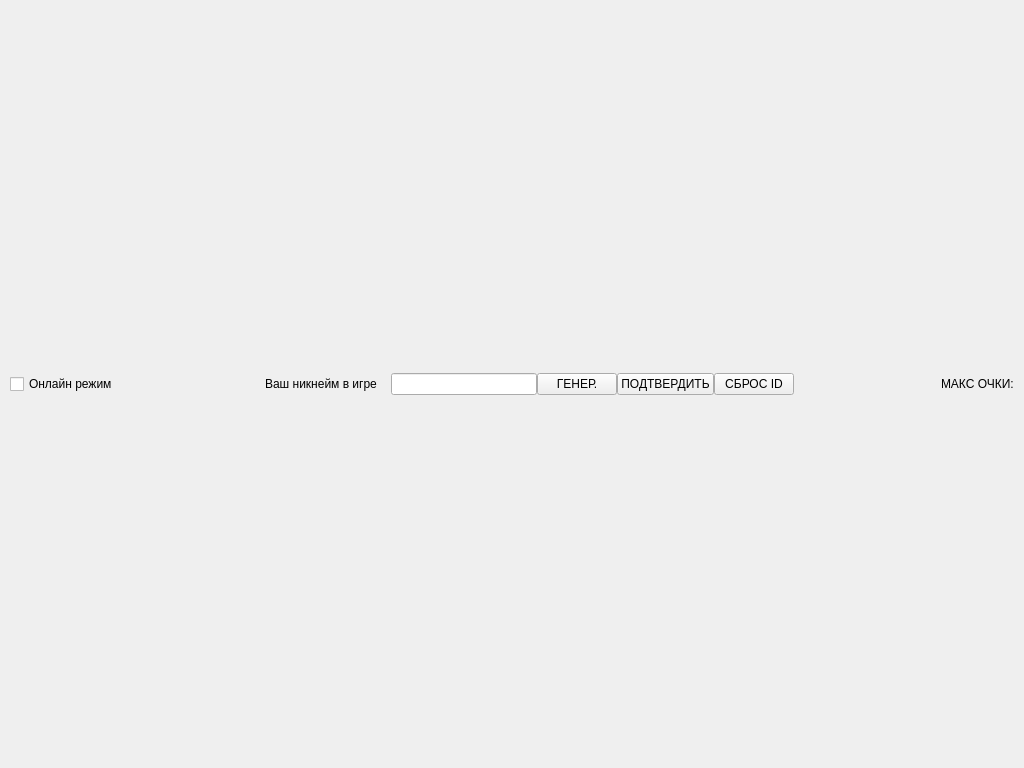
Qt form mainwindow.ui (badcast/pixelblast-game) before a commit.
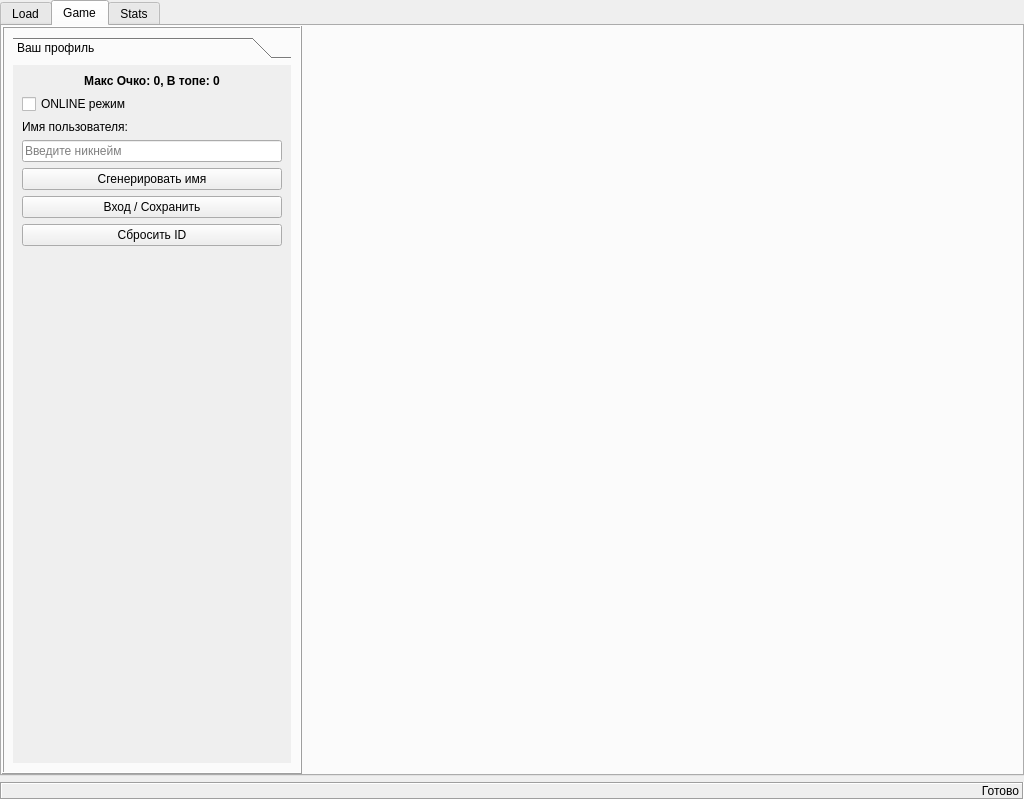
The same form after that commit.

The edit to the form file:
```diff
--- a/mainwindow.ui
+++ b/mainwindow.ui
@@ -7,17 +7,14 @@
     <x>0</x>
     <y>0</y>
     <width>1024</width>
-    <height>768</height>
+    <height>800</height>
    </rect>
   </property>
   <property name="windowTitle">
    <string>MainWindow</string>
   </property>
   <widget class="QWidget" name="centralwidget">
-   <layout class="QVBoxLayout" name="verticalLayout_2">
-    <property name="spacing">
-     <number>0</number>
-    </property>
+   <layout class="QGridLayout" name="gridLayout_4">
     <property name="leftMargin">
      <number>0</number>
     </property>
@@ -30,118 +27,234 @@
     <property name="bottomMargin">
      <number>0</number>
     </property>
-    <item>
-     <widget class="QFrame" name="frame_2">
+    <item row="1" column="0">
+     <widget class="QLabel" name="statusBar">
       <property name="maximumSize">
        <size>
         <width>16777215</width>
-        <height>38</height>
+        <height>32</height>
        </size>
       </property>
       <property name="frameShape">
-       <enum>QFrame::Shape::NoFrame</enum>
+       <enum>QFrame::Shape::Box</enum>
       </property>
       <property name="frameShadow">
-       <enum>QFrame::Shadow::Raised</enum>
+       <enum>QFrame::Shadow::Sunken</enum>
       </property>
-      <layout class="QGridLayout" name="gridLayout">
-       <property name="leftMargin">
-        <number>10</number>
-       </property>
-       <property name="topMargin">
-        <number>2</number>
-       </property>
-       <property name="rightMargin">
-        <number>10</number>
-       </property>
-       <property name="bottomMargin">
-        <number>2</number>
-       </property>
-       <property name="spacing">
-        <number>0</number>
-       </property>
-       <item row="0" column="0">
-        <widget class="QCheckBox" name="checkedOnlineMode">
-         <property name="enabled">
-          <bool>true</bool>
-         </property>
-         <property name="text">
-          <string>Онлайн режим</string>
-         </property>
-        </widget>
-       </item>
-       <item row="0" column="6">
-        <widget class="QPushButton" name="resetIdBut">
-         <property name="text">
-          <string>СБРОС ID</string>
-         </property>
-        </widget>
-       </item>
-       <item row="0" column="4">
-        <widget class="QPushButton" name="genNameBut">
-         <property name="text">
-          <string>ГЕНЕР.</string>
-         </property>
-        </widget>
-       </item>
-       <item row="0" column="5">
-        <widget class="QPushButton" name="loginIdBut">
-         <property name="text">
-          <string>ПОДТВЕРДИТЬ</string>
-         </property>
-        </widget>
-       </item>
-       <item row="0" column="3">
-        <widget class="QLineEdit" name="textUserName"/>
-       </item>
-       <item row="0" column="7">
-        <spacer name="horizontalSpacer">
-         <property name="orientation">
-          <enum>Qt::Orientation::Horizontal</enum>
-         </property>
-         <property name="sizeHint" stdset="0">
-          <size>
-           <width>40</width>
-           <height>20</height>
-          </size>
-         </property>
-        </spacer>
-       </item>
-       <item row="0" column="8">
-        <widget class="QLabel" name="maxScoresText">
-         <property name="text">
-          <string>МАКС ОЧКИ:</string>
-         </property>
-        </widget>
-       </item>
-       <item row="0" column="1">
-        <spacer name="horizontalSpacer_3">
-         <property name="orientation">
-          <enum>Qt::Orientation::Horizontal</enum>
-         </property>
-         <property name="sizeHint" stdset="0">
-          <size>
-           <width>40</width>
-           <height>20</height>
-          </size>
-         </property>
-        </spacer>
-       </item>
-       <item row="0" column="2">
-        <widget class="QLabel" name="label">
-         <property name="text">
-          <string>Ваш никнейм в игре    </string>
-         </property>
-        </widget>
-       </item>
-      </layout>
+      <property name="text">
+       <string>Готово</string>
+      </property>
+      <property name="alignment">
+       <set>Qt::AlignmentFlag::AlignRight|Qt::AlignmentFlag::AlignTrailing|Qt::AlignmentFlag::AlignVCenter</set>
+      </property>
      </widget>
     </item>
-    <item>
+    <item row="0" column="0">
      <layout class="QGridLayout" name="overlay">
       <property name="spacing">
        <number>0</number>
       </property>
+      <item row="0" column="0">
+       <widget class="QTabWidget" name="tabs">
+        <property name="currentIndex">
+         <number>1</number>
+        </property>
+        <widget class="QWidget" name="tab">
+         <attribute name="title">
+          <string>Load</string>
+         </attribute>
+         <layout class="QGridLayout" name="gridLayout_2">
+          <item row="0" column="0">
+           <widget class="QLabel" name="targetTextLoad">
+            <property name="font">
+             <font>
+              <pointsize>72</pointsize>
+              <italic>true</italic>
+             </font>
+            </property>
+            <property name="frameShape">
+             <enum>QFrame::Shape::NoFrame</enum>
+            </property>
+            <property name="text">
+             <string>LOADING...</string>
+            </property>
+            <property name="alignment">
+             <set>Qt::AlignmentFlag::AlignCenter</set>
+            </property>
+           </widget>
+          </item>
+         </layout>
+        </widget>
+        <widget class="QWidget" name="tab_2">
+         <attribute name="title">
+          <string>Game</string>
+         </attribute>
+         <layout class="QHBoxLayout" name="hboxLayout">
+          <property name="spacing">
+           <number>0</number>
+          </property>
+          <property name="leftMargin">
+           <number>0</number>
+          </property>
+          <property name="topMargin">
+           <number>0</number>
+          </property>
+          <property name="rightMargin">
+           <number>0</number>
+          </property>
+          <property name="bottomMargin">
+           <number>0</number>
+          </property>
+          <item>
+           <widget class="QFrame" name="pxbLeft">
+            <property name="maximumSize">
+             <size>
+              <width>300</width>
+              <height>16777215</height>
+             </size>
+            </property>
+            <property name="frameShape">
+             <enum>QFrame::Shape::Box</enum>
+            </property>
+            <property name="frameShadow">
+             <enum>QFrame::Shadow::Raised</enum>
+            </property>
+            <layout class="QGridLayout" name="gridLayout_3">
+             <item row="0" column="0">
+              <widget class="QToolBox" name="toolBox">
+               <property name="currentIndex">
+                <number>0</number>
+               </property>
+               <widget class="QWidget" name="page">
+                <property name="geometry">
+                 <rect>
+                  <x>0</x>
+                  <y>0</y>
+                  <width>278</width>
+                  <height>684</height>
+                 </rect>
+                </property>
+                <attribute name="label">
+                 <string>Ваш профиль</string>
+                </attribute>
+                <layout class="QVBoxLayout" name="verticalLayout">
+                 <item>
+                  <widget class="QLabel" name="maxScoresText">
+                   <property name="font">
+                    <font>
+                     <bold>true</bold>
+                    </font>
+                   </property>
+                   <property name="text">
+                    <string>Макс Очко: 0, В топе: 0</string>
+                   </property>
+                   <property name="alignment">
+                    <set>Qt::AlignmentFlag::AlignCenter</set>
+                   </property>
+                  </widget>
+                 </item>
+                 <item>
+                  <widget class="QCheckBox" name="checkedOnlineMode">
+                   <property name="text">
+                    <string>ONLINE режим</string>
+                   </property>
+                  </widget>
+                 </item>
+                 <item>
+                  <widget class="QLabel" name="labelUserNameTitle">
+                   <property name="text">
+                    <string>Имя пользователя:</string>
+                   </property>
+                  </widget>
+                 </item>
+                 <item>
+                  <widget class="QLineEdit" name="textUserName">
+                   <property name="maxLength">
+                    <number>24</number>
+                   </property>
+                   <property name="placeholderText">
+                    <string>Введите никнейм</string>
+                   </property>
+                  </widget>
+                 </item>
+                 <item>
+                  <widget class="QPushButton" name="genNameBut">
+                   <property name="text">
+                    <string>Сгенерировать имя</string>
+                   </property>
+                  </widget>
+                 </item>
+                 <item>
+                  <widget class="QPushButton" name="loginIdBut">
+                   <property name="text">
+                    <string>Вход / Сохранить</string>
+                   </property>
+                  </widget>
+                 </item>
+                 <item>
+                  <widget class="QPushButton" name="resetIDBut">
+                   <property name="text">
+                    <string>Сбросить ID</string>
+                   </property>
+                  </widget>
+                 </item>
+                 <item>
+                  <spacer name="verticalSpacer">
+                   <property name="orientation">
+                    <enum>Qt::Orientation::Vertical</enum>
+                   </property>
+                   <property name="sizeHint" stdset="0">
+                    <size>
+                     <width>20</width>
+                     <height>40</height>
+                    </size>
+                   </property>
+                  </spacer>
+                 </item>
+                </layout>
+               </widget>
+              </widget>
+             </item>
+            </layout>
+           </widget>
+          </item>
+          <item>
+           <widget class="QFrame" name="pxbContent">
+            <property name="frameShape">
+             <enum>QFrame::Shape::NoFrame</enum>
+            </property>
+            <property name="frameShadow">
+             <enum>QFrame::Shadow::Raised</enum>
+            </property>
+            <layout class="QGridLayout" name="gridLayout">
+             <property name="leftMargin">
+              <number>0</number>
+             </property>
+             <property name="topMargin">
+              <number>0</number>
+             </property>
+             <property name="rightMargin">
+              <number>0</number>
+             </property>
+             <property name="bottomMargin">
+              <number>0</number>
+             </property>
+             <property name="spacing">
+              <number>0</number>
+             </property>
+            </layout>
+           </widget>
+          </item>
+         </layout>
+        </widget>
+        <widget class="QWidget" name="tab_3">
+         <attribute name="title">
+          <string>Stats</string>
+         </attribute>
+         <layout class="QGridLayout" name="gridLayout1"/>
+        </widget>
+       </widget>
+      </item>
      </layout>
     </item>
    </layout>
```
Left out of the diff: 12 changed lines with no effect on the pictures.
